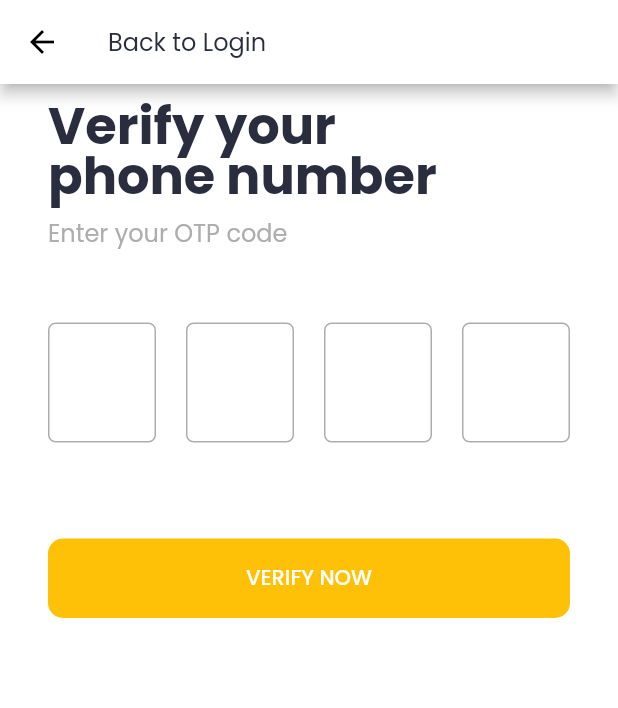
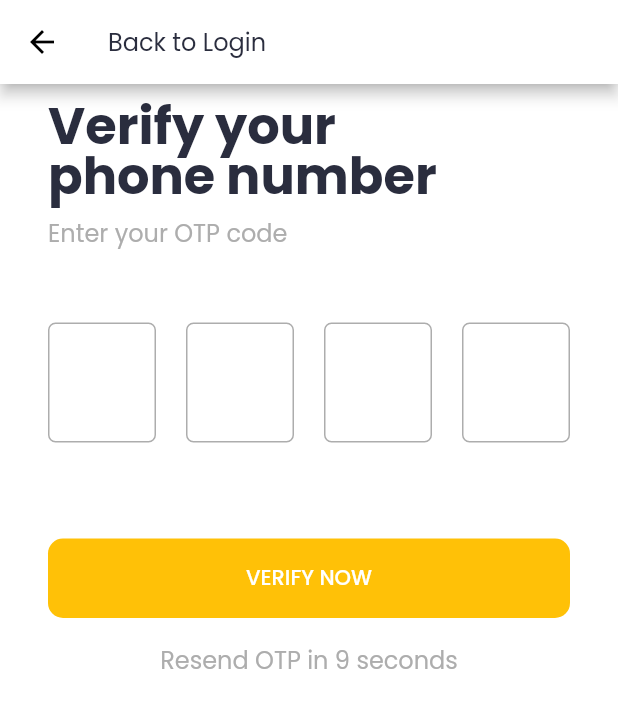
Before and after one commit to IamAKX/combojumbo-spoton, a Flutter app: the ForgotPasswordScreen screen opened by its route, after a tap on "Send OTP", on a phone screen of 412 x 824 dp. Shown: the top 708 px of the screen. Run offline on Flutter 3.47's test engine with Material 2 defaults, Android fonts, the phone set to English and light mode, and no system bars; drawn by our look-alikes of pin_code_fields; our stand-ins replace awesome_dialog, cached_network_image, carousel_slider, dio, firebase_auth, firebase_core and 13 more; missing offline and left inert: flutter_facebook_login; accounts and stored records are empty.

Commit message:
Resend OTP and Validate OTP

```diff
--- a/lib/screen/forgot_password/forgot_password_screen.dart
+++ b/lib/screen/forgot_password/forgot_password_screen.dart
@@ -99,7 +99,8 @@ class _ForgotPasswordScreenState extends State<ForgotPasswordScreen> {
                   child: TextButton(
                     onPressed: () {
                       Navigator.of(context).pushNamed(
-                          OtpVerificationScreen.OTP_VERIFICATION_ROUTE);
+                          OtpVerificationScreen.OTP_VERIFICATION_ROUTE,
+                          arguments: 'ForgotPasswordScreen');
                     },
                     child: Text(
                       'Send OTP',
--- a/lib/screen/login_email/login_email_screen.dart
+++ b/lib/screen/login_email/login_email_screen.dart
@@ -125,7 +125,8 @@ class _LoginEmailScreenState extends State<LoginEmailScreen> {
                   child: TextButton(
                     onPressed: () {
                       Navigator.of(context).pushNamed(
-                          OtpVerificationScreen.OTP_VERIFICATION_ROUTE);
+                          OtpVerificationScreen.OTP_VERIFICATION_ROUTE,
+                          arguments: 'LoginEmailScreen');
                     },
                     child: Text(
                       'Login',
--- a/lib/screen/otp_verification/otp_verification_screen.dart
+++ b/lib/screen/otp_verification/otp_verification_screen.dart
@@ -1,13 +1,19 @@
+import 'dart:async';
+
 import 'package:cjspoton/screen/introduction/introduction.dart';
+import 'package:cjspoton/services/auth_service.dart';
+import 'package:cjspoton/services/snackbar_service.dart';
 import 'package:cjspoton/utils/colors.dart';
 import 'package:cjspoton/utils/theme_config.dart';
 import 'package:flutter/material.dart';
 import 'package:pin_code_fields/pin_code_fields.dart';
+import 'package:provider/provider.dart';
 
 class OtpVerificationScreen extends StatefulWidget {
-  const OtpVerificationScreen({Key? key}) : super(key: key);
+  const OtpVerificationScreen({Key? key, required this.previousScreen})
+      : super(key: key);
   static const String OTP_VERIFICATION_ROUTE = '/otpVerification';
-
+  final String previousScreen;
   @override
   _OtpVerificationScreenState createState() => _OtpVerificationScreenState();
 }
@@ -15,9 +21,47 @@ class OtpVerificationScreen extends StatefulWidget {
 class _OtpVerificationScreenState extends State<OtpVerificationScreen> {
   TextEditingController _otpCtrl = TextEditingController();
   late Size screenSize;
+  late AuthenticationService _auth;
+
+  late Timer _timer;
+  int _start = 60;
+
+  @override
+  void dispose() {
+    _timer.cancel();
+    super.dispose();
+  }
+
+  void startTimer() {
+    _start = 10;
+    const oneSec = const Duration(seconds: 1);
+    _timer = new Timer.periodic(
+      oneSec,
+      (Timer timer) {
+        if (_start == 0) {
+          setState(() {
+            timer.cancel();
+          });
+        } else {
+          setState(() {
+            _start--;
+          });
+        }
+      },
+    );
+  }
+
+  @override
+  void initState() {
+    // TODO: implement initState
+    super.initState();
+    startTimer();
+  }
 
   @override
   Widget build(BuildContext context) {
+    SnackBarService.instance.buildContext = context;
+    _auth = Provider.of<AuthenticationService>(context);
     return Scaffold(
       appBar: AppBar(
         backgroundColor: bgColor,
@@ -100,16 +144,39 @@ class _OtpVerificationScreenState extends State<OtpVerificationScreen> {
         ),
         TextButton(
           onPressed: () {
-            Navigator.of(context).pushNamed(Introduction.INTRODUCTION_ROUTE);
+            if (_auth.status != AuthStatus.Authenticating)
+              _auth.verifyOTP(_otpCtrl.text, widget.previousScreen, context);
           },
           child: Text(
-            'VERIFY NOW',
+            _auth.status != AuthStatus.Authenticating
+                ? 'VERIFY NOW'
+                : 'Please wait...',
             style: Theme.of(context)
                 .textTheme
                 .button
                 ?.copyWith(color: Colors.white),
           ),
         ),
+        SizedBox(
+          height: defaultPadding,
+        ),
+        InkWell(
+          onTap: () {
+            if (_start == 0) {
+              _auth.resendOTP(context);
+              startTimer();
+            }
+          },
+          child: Align(
+            alignment: Alignment.center,
+            child: Text(
+              _start > 0 ? 'Resend OTP in $_start seconds' : 'RESEND OTP',
+              style: Theme.of(context).textTheme.subtitle1?.copyWith(
+                    color: _start > 0 ? hintColor : primaryColor,
+                  ),
+            ),
+          ),
+        )
       ],
     );
   }
--- a/lib/utils/api.dart
+++ b/lib/utils/api.dart
@@ -6,4 +6,6 @@ class API {
   static const String FacebookRegisteration = '${BASE_URL}facebooklogin.php';
 
   static const String PhoneLogin = '${BASE_URL}login.php';
+  static const String VerifyOTP = '${BASE_URL}otpverify.php';
+  static const String ResendOTP = '${BASE_URL}resend-otp.php';
 }
--- a/lib/utils/navigator.dart
+++ b/lib/utils/navigator.dart
@@ -27,7 +27,11 @@ class NavRoute {
       case ForgotPasswordScreen.FORGOT_PASSWORD_ROUTE:
         return MaterialPageRoute(builder: (_) => ForgotPasswordScreen());
       case OtpVerificationScreen.OTP_VERIFICATION_ROUTE:
-        return MaterialPageRoute(builder: (_) => OtpVerificationScreen());
+        return MaterialPageRoute(
+          builder: (_) => OtpVerificationScreen(
+            previousScreen: settings.arguments.toString(),
+          ),
+        );
       case Introduction.INTRODUCTION_ROUTE:
         return MaterialPageRoute(builder: (_) => Introduction());
       case ChooseOutletScreen.CHOOSE_OUTLET_ROUTE:
```
Also changed, not shown: lib/main.dart (+6 -6 lines), lib/services/auth_service.dart (+107 -2 lines).
